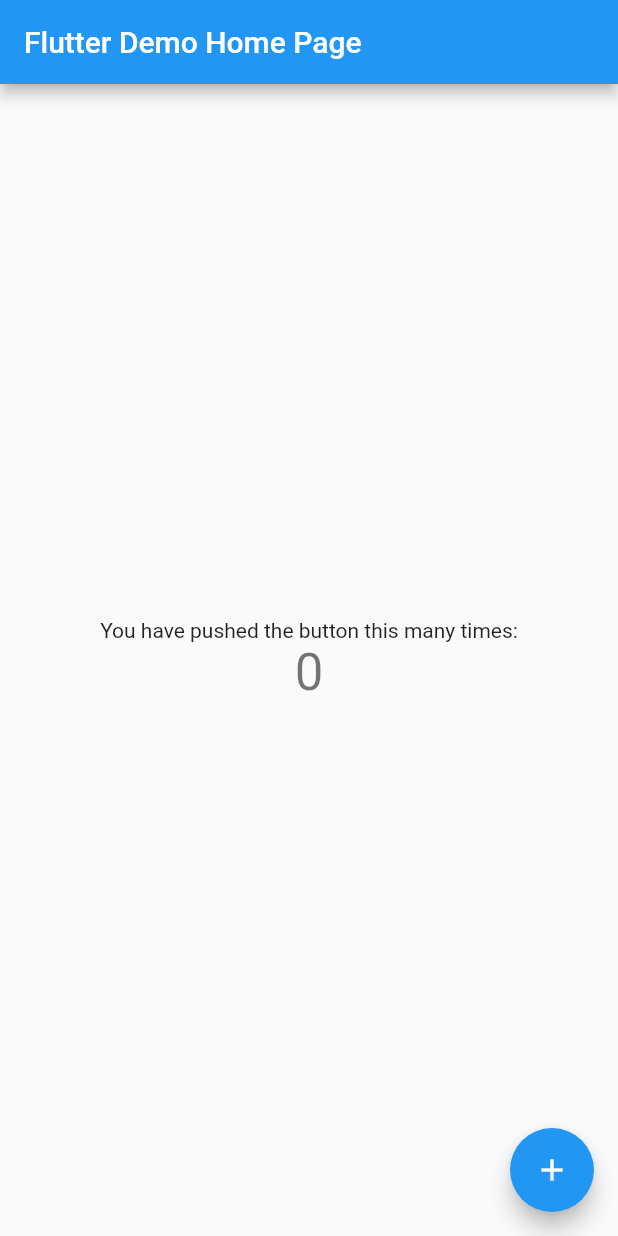
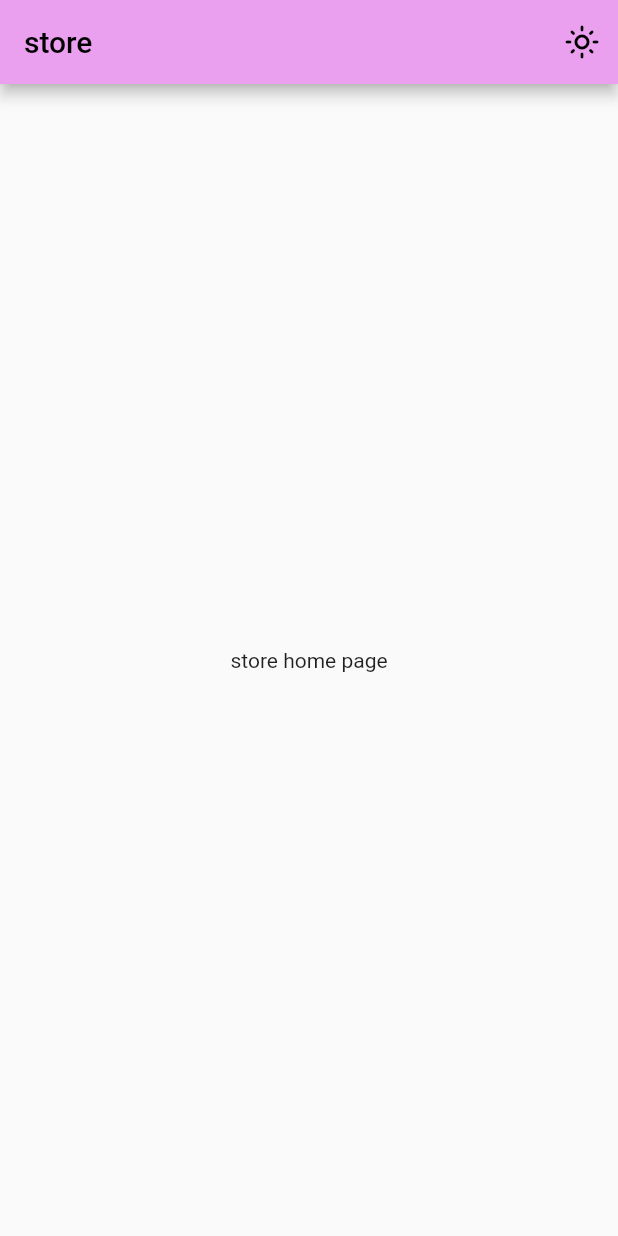
Before and after one commit to whl555/getx_demo, a Flutter app: the screen it shows after launch, on a phone screen of 412 x 824 dp. Run offline on Flutter 3.47's test engine with Material 2 defaults, Android fonts, the phone set to English and light mode, and no system bars; our stand-ins replace get, get_storage.

Commit message:
get preparation

```diff
--- /dev/null
+++ b/lib/app/app_colors.dart
@@ -0,0 +1,19 @@
+import 'package:flutter/material.dart';
+
+class AppColors {
+  AppColors._();
+
+  // Dark Theme colors
+  static const Color darkGrey = Color(0xff303041);
+  static const Color lightGrey = Color(0xFF3D3A50);
+  static const Color white = Color(0xFF0EA2F6);
+  static const Color burgundy = Color(0xFF880d1e);
+  static const Color spaceCadet = Color(0xFFF4FCFE);
+
+  // Light Theme Colors
+  static const Color babyPink = Color(0xFFFECEE9);
+  static const Color lavender = Color(0xFFEB9FEF);
+  static const Color gunMetal = Color(0xFF545677);
+  static const Color spaceBlue = Color(0xFF03254E);
+  static const Color darkBlue = Color(0xFF011C27);
+}
--- /dev/null
+++ b/lib/app/app_theme.dart
@@ -0,0 +1,22 @@
+import 'package:flutter/material.dart';
+
+import 'app_colors.dart';
+
+class Themes{
+  static final lightTheme = ThemeData(
+    colorScheme: const ColorScheme.light(
+      primary: AppColors.lavender,
+      onPrimary: Colors.black,
+      secondary: AppColors.spaceBlue,
+      onSecondary: AppColors.spaceCadet,
+      background: AppColors.babyPink,
+    ),
+  );
+  static final darkTheme = ThemeData(
+      colorScheme: const ColorScheme.dark(
+        primary: AppColors.spaceBlue,
+        secondary: AppColors.burgundy,
+        onSecondary: AppColors.spaceCadet,
+        background: AppColors.spaceCadet,
+      ));
+}
--- a/lib/main.dart
+++ b/lib/main.dart
@@ -1,115 +1,34 @@
 import 'package:flutter/material.dart';
+import 'package:get/get.dart';
+import 'package:store/manager/theme_controller.dart';
+import 'package:store/pages/home_page.dart';
+
+import 'app/app_theme.dart';
+import 'manager/store_binding.dart';
 
 void main() {
-  runApp(const MyApp());
+  runApp(MyApp());
 }
 
 class MyApp extends StatelessWidget {
-  const MyApp({super.key});
 
-  // This widget is the root of your application.
+  final themeController = ThemeController();
+
+  MyApp({super.key});
+
   @override
   Widget build(BuildContext context) {
-    return MaterialApp(
-      title: 'Flutter Demo',
-      theme: ThemeData(
-        // This is the theme of your application.
-        //
-        // Try running your application with "flutter run". You'll see the
-        // application has a blue toolbar. Then, without quitting the app, try
-        // changing the primarySwatch below to Colors.green and then invoke
-        // "hot reload" (press "r" in the console where you ran "flutter run",
-        // or simply save your changes to "hot reload" in a Flutter IDE).
-        // Notice that the counter didn't reset back to zero; the application
-        // is not restarted.
-        primarySwatch: Colors.blue,
-      ),
-      home: const MyHomePage(title: 'Flutter Demo Home Page'),
+    return GetMaterialApp(
+      title: "the store of whl",
+      home: HomePage(),
+      themeMode: themeController.theme,
+      theme: Themes.lightTheme,
+      darkTheme: Themes.darkTheme,
+      initialRoute: "/",
+      initialBinding: StoreBinding(),
+      getPages: [
+        GetPage(name: "/", page: () => HomePage()),
+      ],
     );
   }
 }
-
-class MyHomePage extends StatefulWidget {
-  const MyHomePage({super.key, required this.title});
-
-  // This widget is the home page of your application. It is stateful, meaning
-  // that it has a State object (defined below) that contains fields that affect
-  // how it looks.
-
-  // This class is the configuration for the state. It holds the values (in this
-  // case the title) provided by the parent (in this case the App widget) and
-  // used by the build method of the State. Fields in a Widget subclass are
-  // always marked "final".
-
-  final String title;
-
-  @override
-  State<MyHomePage> createState() => _MyHomePageState();
-}
-
-class _MyHomePageState extends State<MyHomePage> {
-  int _counter = 0;
-
-  void _incrementCounter() {
-    setState(() {
-      // This call to setState tells the Flutter framework that something has
-      // changed in this State, which causes it to rerun the build method below
-      // so that the display can reflect the updated values. If we changed
-      // _counter without calling setState(), then the build method would not be
-      // called again, and so nothing would appear to happen.
-      _counter++;
-    });
-  }
-
-  @override
-  Widget build(BuildContext context) {
-    // This method is rerun every time setState is called, for instance as done
-    // by the _incrementCounter method above.
-    //
-    // The Flutter framework has been optimized to make rerunning build methods
-    // fast, so that you can just rebuild anything that needs updating rather
-    // than having to individually change instances of widgets.
-    return Scaffold(
-      appBar: AppBar(
-        // Here we take the value from the MyHomePage object that was created by
-        // the App.build method, and use it to set our appbar title.
-        title: Text(widget.title),
-      ),
-      body: Center(
-        // Center is a layout widget. It takes a single child and positions it
-        // in the middle of the parent.
-        child: Column(
-          // Column is also a layout widget. It takes a list of children and
-          // arranges them vertically. By default, it sizes itself to fit its
-          // children horizontally, and tries to be as tall as its parent.
-          //
-          // Invoke "debug painting" (press "p" in the console, choose the
-          // "Toggle Debug Paint" action from the Flutter Inspector in Android
-          // Studio, or the "Toggle Debug Paint" command in Visual Studio Code)
-          // to see the wireframe for each widget.
-          //
-          // Column has various properties to control how it sizes itself and
-          // how it positions its children. Here we use mainAxisAlignment to
-          // center the children vertically; the main axis here is the vertical
-          // axis because Columns are vertical (the cross axis would be
-          // horizontal).
-          mainAxisAlignment: MainAxisAlignment.center,
-          children: <Widget>[
-            const Text(
-              'You have pushed the button this many times:',
-            ),
-            Text(
-              '$_counter',
-              style: Theme.of(context).textTheme.headline4,
-            ),
-          ],
-        ),
-      ),
-      floatingActionButton: FloatingActionButton(
-        onPressed: _incrementCounter,
-        tooltip: 'Increment',
-        child: const Icon(Icons.add),
-      ), // This trailing comma makes auto-formatting nicer for build methods.
-    );
-  }
-}
--- /dev/null
+++ b/lib/manager/store_binding.dart
@@ -0,0 +1,8 @@
+import 'package:get/get.dart';
+
+class StoreBinding implements Bindings{
+  @override
+  void dependencies() {
+    // TODO: implement dependencies
+  }
+}
--- /dev/null
+++ b/lib/manager/theme_controller.dart
@@ -0,0 +1,17 @@
+import 'package:flutter/material.dart';
+import 'package:get/get.dart';
+import 'package:get_storage/get_storage.dart';
+
+class ThemeController extends GetxController{
+  // UI状态——主题
+  ThemeMode get theme => _loadTheme() ? ThemeMode.dark : ThemeMode.light;
+
+  // theme保存在GetStorage
+  final _box = GetStorage();
+  final _key = "isDarkMode";
+
+  bool _loadTheme() => _box.read(_key) ?? false;
+
+  void saveTheme(bool isDarkMode) => _box.write(_key, isDarkMode);
+
+}
--- /dev/null
+++ b/lib/pages/home_page.dart
@@ -0,0 +1,35 @@
+import 'package:flutter/material.dart';
+import 'package:get/get.dart';
+import 'package:store/manager/theme_controller.dart';
+
+class HomePage extends StatelessWidget {
+  HomePage({Key? key}) : super(key: key);
+
+  final themeController = ThemeController();
+
+  @override
+  Widget build(BuildContext context) {
+    return Scaffold(
+      appBar: AppBar(
+        title: Text("store"),
+        actions: [
+          IconButton(
+              onPressed: (){
+                if(Get.isDarkMode){
+                  themeController.saveTheme(false);
+                } else {
+                  themeController.saveTheme(true);
+                }
+              },
+              icon: Get.isDarkMode
+                  ? const Icon(Icons.dark_mode_outlined)
+                  : const Icon(Icons.light_mode_outlined)
+          )
+        ],
+      ),
+      body: Center(
+        child: Text("store home page"),
+      ),
+    );
+  }
+}
--- a/pubspec.yaml
+++ b/pubspec.yaml
@@ -31,6 +31,9 @@ environment:
 dependencies:
   flutter:
     sdk: flutter
+  get: ^4.6.1
+  get_storage: ^2.0.3
+  equatable: ^2.0.3
 
 
   # The following adds the Cupertino Icons font to your application.
```
Also changed, not shown: pubspec.lock, 1 other file.
